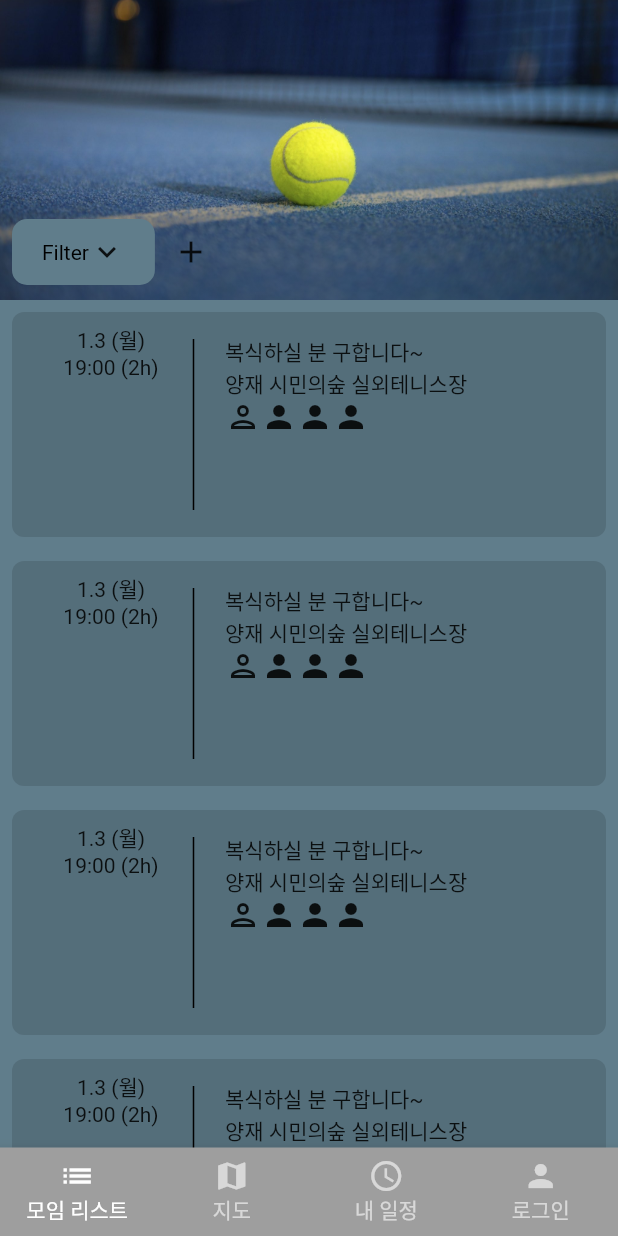
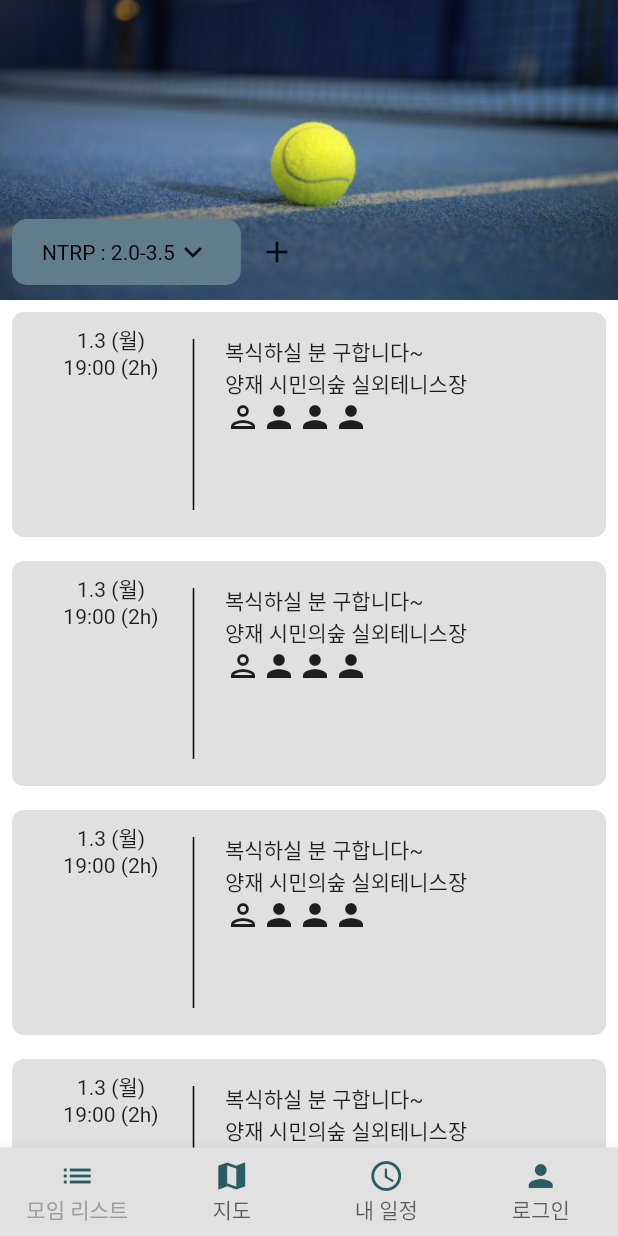
Before and after one commit to csWon/tennis_together, a Flutter app: the screen it shows after launch, on a phone screen of 412 x 824 dp. Run offline on Flutter 3.47's test engine with Material 2 defaults, Android fonts, the phone set to English and light mode, and no system bars; our stand-ins replace cloud_firestore, firebase_auth, firebase_core, google_sign_in; missing offline and left inert: gender_picker, kpostal; accounts and stored records are empty.

Commit message:
filter button을 stateful로 바꾸기 전 백업

```diff
--- a/lib/auth_page.dart
+++ b/lib/auth_page.dart
@@ -243,6 +243,7 @@ class _AuthWidgetState extends State<AuthWidget> {
 
       var provider2 = Provider.of<PageNotifier>(context, listen: false);
       provider2.goToOtherPageByIndex(0);
+
       // provider2.goToOtherPage(MatchList.pageName);
 
     } on FirebaseAuthException catch (e) {
--- a/lib/main.dart
+++ b/lib/main.dart
@@ -2,6 +2,7 @@ import 'package:flutter/material.dart';
 import 'package:provider/provider.dart';
 import 'package:tennis_together/forget_pw.dart';
 import 'package:tennis_together/login_profile_switch.dart';
+import 'package:tennis_together/provider/filter_notifier.dart';
 import 'package:tennis_together/provider/login_notifier.dart';
 
 import 'package:tennis_together/provider/page_notifier.dart';
@@ -40,7 +41,8 @@ class MyApp extends StatelessWidget {
     //1111
     return MultiProvider(providers: [
       ChangeNotifierProvider(create: (_) => PageNotifier()),
-      ChangeNotifierProvider(create: (_) => LoginNotifier())
+      ChangeNotifierProvider(create: (_) => LoginNotifier()),
+      ChangeNotifierProvider(create: (_) => FilterNotifier()),
     ], child: MaterialApp(home: MyHomePage()));
 
     // return Scaffold(body: MyHomePage());
--- /dev/null
+++ b/lib/match_filter_options.dart
@@ -0,0 +1,43 @@
+library singleton;
+
+var Singleton = new FilterOptions();
+
+class FilterOptions {
+  static final FilterOptions _instance = FilterOptions._internal();
+
+  factory FilterOptions() {
+    return _instance;
+  }
+
+  FilterOptions._internal() { //클래스가 최초 생성될때 1회 발생
+    //초기화 코드
+    _ntrp=null;
+  }
+
+  double? _ntrp;
+  DateTime? _starttime;
+  DateTime? _endtime;
+  String? _location;
+
+
+  DateTime? get starttime => _starttime;
+  set starttime(DateTime? value) {
+    _starttime = value;
+  }
+
+  DateTime? get endtime => _endtime;
+  set endtime(DateTime? value) {
+    _endtime = value;
+  }
+
+
+  double? get ntrp => _ntrp;
+  set ntrp(double? value) {
+    _ntrp = value;
+  }
+
+  String? get location => _location;
+  set location(String? value) {
+    _location = value;
+  }
+}
--- a/lib/my_home.dart
+++ b/lib/my_home.dart
@@ -9,7 +9,7 @@ import 'package:provider/provider.dart';
 import 'package:tennis_together/map.dart';
 import 'package:tennis_together/MySchedule.dart';
 import 'package:tennis_together/matchList.dart';
-
+import 'package:tennis_together/styles.dart';
 import 'login_profile_switch.dart';
 
 class MyHomePage extends StatefulWidget {
@@ -54,9 +54,9 @@ class _MyHomePageState extends State<MyHomePage> {
           //   // ]
           // ),
           body: _children[PageNotifier.selectedIndex],
-              // ChangeNotifierProvider(
-              //     create: (_) => PageNotifier(),
-              //     child:
+          // ChangeNotifierProvider(
+          //     create: (_) => PageNotifier(),
+          //     child:
           //     Navigator(
           //   pages: [
           //     MaterialPage(
@@ -89,9 +89,12 @@ class _MyHomePageState extends State<MyHomePage> {
           //       ),
           bottomNavigationBar: BottomNavigationBar(
             type: BottomNavigationBarType.fixed,
-            backgroundColor: Colors.grey,
-            selectedItemColor: Colors.white,
-            unselectedItemColor: Colors.white.withOpacity(.60),
+            backgroundColor: AppColors.backgroundFadedColor,
+            selectedItemColor: Colors.grey,
+            selectedLabelStyle: TextStyle(color: Colors.black87),
+            unselectedItemColor: Colors.black87.withOpacity(.60),
+            unselectedLabelStyle:
+                TextStyle(color: Colors.black87.withOpacity(.60)),
             selectedFontSize: 14,
             unselectedFontSize: 14,
             // currentIndex: provider.currentIndex,
@@ -109,21 +112,21 @@ class _MyHomePageState extends State<MyHomePage> {
             items: [
               BottomNavigationBarItem(
                 label: Text('모임 리스트').data,
-                icon: Icon(Icons.list),
+                icon: Icon(Icons.list, color: AppColors.mainColor),
               ),
               BottomNavigationBarItem(
                 label: Text('지도').data,
-                icon: Icon(Icons.map),
+                icon: Icon(Icons.map, color: AppColors.mainColor),
               ),
               BottomNavigationBarItem(
                 label: Text('내 일정').data,
-                icon: Icon(Icons.schedule),
+                icon: Icon(Icons.schedule, color: AppColors.mainColor),
               ),
               BottomNavigationBarItem(
                 label:
                     LoginNotifier.isLogin ? Text('프로필').data : Text('로그인').data,
                 //LoginProfileSwitch().GetStr(),
-                icon: Icon(Icons.person),
+                icon: Icon(Icons.person, color: AppColors.mainColor),
               ),
             ],
           )
--- /dev/null
+++ b/lib/provider/filter_notifier.dart
@@ -0,0 +1,21 @@
+import 'package:firebase_auth/firebase_auth.dart';
+import 'package:flutter/cupertino.dart';
+import 'package:flutter/material.dart';
+import 'package:gender_picker/source/enums.dart';
+
+class FilterNotifier with ChangeNotifier{
+
+  RangeValues _currentRangeValues = const RangeValues(2.0, 3.5);
+  String location='서울시 강남구';
+  DateTimeRange? datetime;//DateTimeRange(start: DateTime.now(), end:  DateTime.now());
+
+  RangeValues get currentRangeValues => _currentRangeValues;
+
+  void SetNtrpRange(RangeValues rv){
+    _currentRangeValues = rv;
+    // notifyListeners();
+  }
+
+
+
+}
--- a/lib/styles.dart
+++ b/lib/styles.dart
@@ -4,14 +4,16 @@ import 'package:flutter/painting.dart';
 /// Convenience class to access application colors.
 abstract class AppColors {
   /// Dark background color.
-  static const Color backgroundColor = Color(0xFF191D1F);
+  static const Color backgroundColor = Color.fromRGBO(225,225, 225, 100);
 
   /// Slightly lighter version of [backgroundColor].
-  static const Color backgroundFadedColor = Color(0xFF191B1C);
+  static const Color backgroundFadedColor = Color.fromRGBO(225,225, 225, 100);//fromRGBO(int r, int g, int b, double opacity);//Color(0xFF191B1C);
 
   /// Color used for cards and surfaces.
-  static const Color cardColor = Colors.blueGrey;//Color(0xFF1F2426);
+  static const Color cardColor = Colors.white;//Color(0xFF1F2426);
 
   /// Accent color used in the application.
   static const Color accentColor = Color(0xFFef8354);
+  static const Color mainColor = Color.fromRGBO(41,93, 97, 100);
+
 }
```
Also changed, not shown: lib/matchList.dart (+116 -37 lines), lib/provider/page_notifier.dart (+13 -3 lines).
